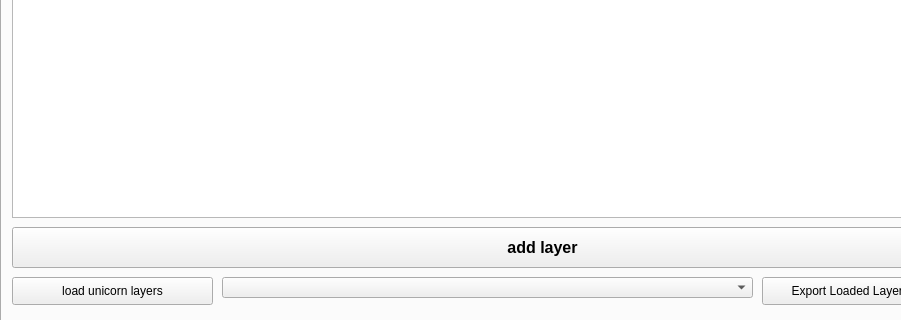
This is sparql_unicorn_dialog_base.ui in sparqlunicorn/sparqlunicornGoesGIS as Qt 5 draws it before an edit; both pictures show x 0 to 901 and y 339 to 659 of the 1092 by 659 pixel window. The edited form follows.
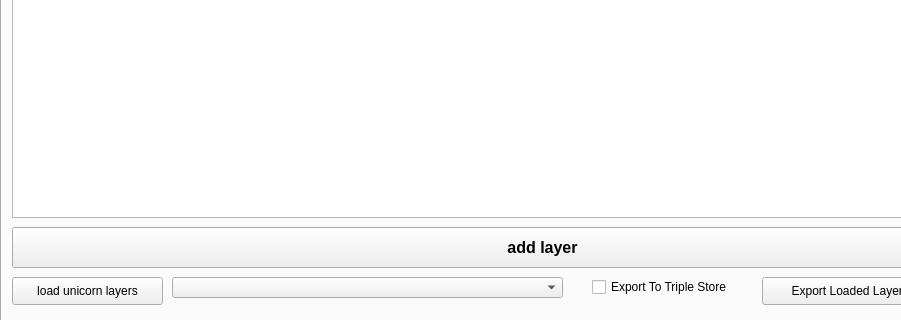
This is the edited form. The open tabs and pages were chosen to show the change.

Commit message: Added upload dialog (unfinished)

```diff
--- a/sparql_unicorn_dialog_base.ui
+++ b/sparql_unicorn_dialog_base.ui
@@ -189,7 +189,7 @@
       <rect>
        <x>10</x>
        <y>590</y>
-       <width>201</width>
+       <width>151</width>
        <height>28</height>
       </rect>
      </property>
@@ -200,9 +200,9 @@
     <widget class="QComboBox" name="loadedLayers">
      <property name="geometry">
       <rect>
-       <x>220</x>
+       <x>170</x>
        <y>590</y>
-       <width>531</width>
+       <width>391</width>
        <height>21</height>
       </rect>
      </property>
@@ -380,6 +380,19 @@
       <string>Allow non-geo queries</string>
      </property>
     </widget>
+    <widget class="QCheckBox" name="exportTripleStore_2">
+     <property name="geometry">
+      <rect>
+       <x>590</x>
+       <y>590</y>
+       <width>151</width>
+       <height>20</height>
+      </rect>
+     </property>
+     <property name="text">
+      <string>Export To Triple Store</string>
+     </property>
+    </widget>
    </widget>
    <widget class="QWidget" name="tab_2">
     <attribute name="title">
```
Left out of the diff: 17 changed lines with no effect on the pictures. The commit also changes 2 other files.
